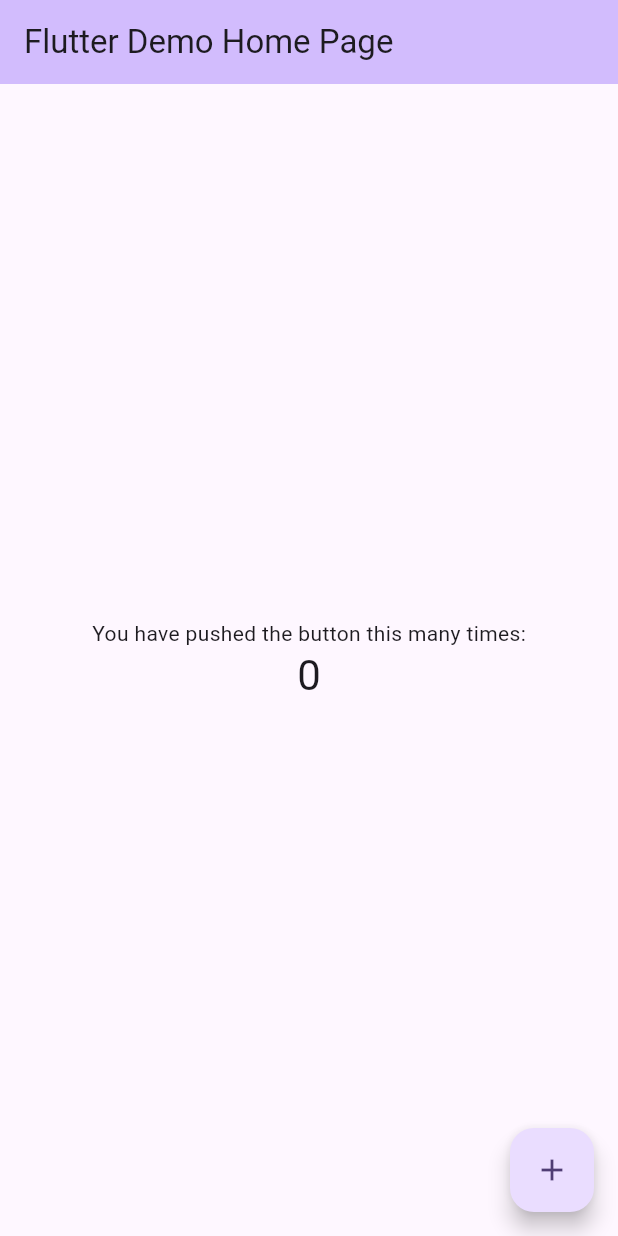
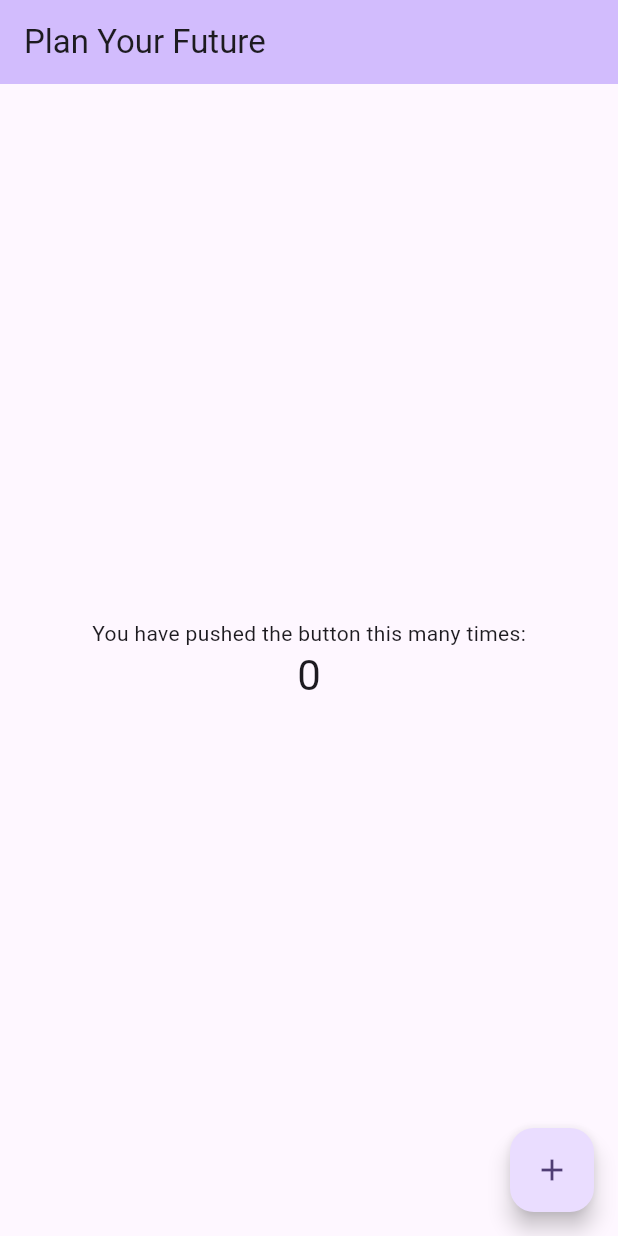
Before and after one commit to Winnernate/Plan-Your-Future, a Flutter app: the screen it shows after launch, on a phone screen of 412 x 824 dp. Run offline on Flutter 3.47's test engine with Material 3 defaults, Android fonts, the phone set to English and light mode, and no system bars.

Commit message:
I changed the name to plan your future

```diff
--- a/lib/main.dart
+++ b/lib/main.dart
@@ -11,7 +11,7 @@ class MyApp extends StatelessWidget {
   @override
   Widget build(BuildContext context) {
     return MaterialApp(
-      title: 'Flutter Demo',
+      title: 'Plan Your Future',
       theme: ThemeData(
         // This is the theme of your application.
         //
@@ -31,7 +31,7 @@ class MyApp extends StatelessWidget {
         colorScheme: ColorScheme.fromSeed(seedColor: const Color.fromARGB(255, 35, 13, 73)),
         useMaterial3: true,
       ),
-      home: const MyHomePage(title: 'Flutter Demo Home Page'),
+      home: const MyHomePage(title: 'Plan Your Future'),
     );
   }
 }
```
